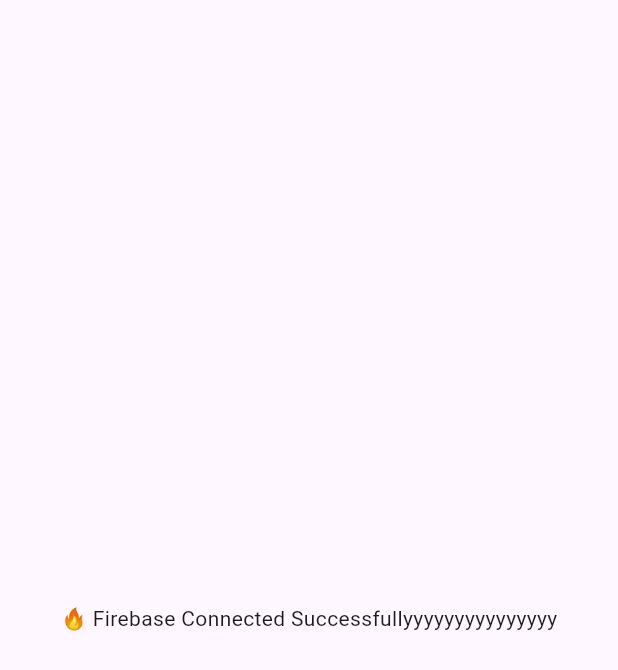
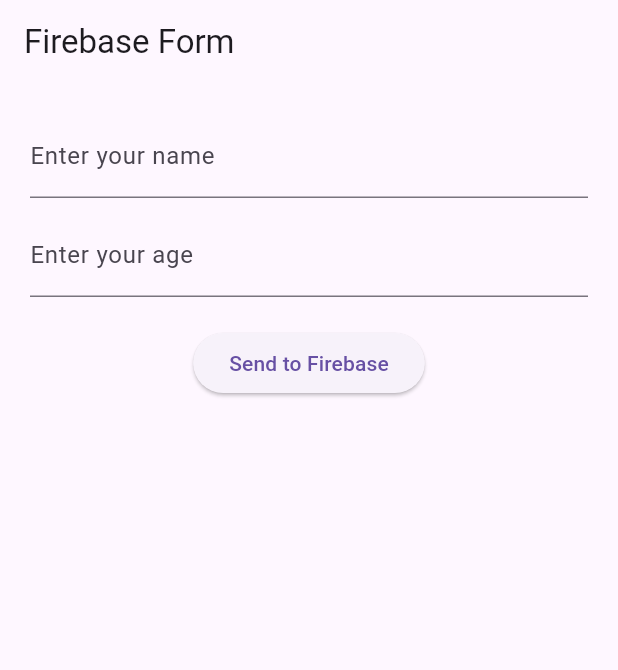
Before and after one commit to chraakhan/internshipprac, a Flutter app: the screen it shows after launch, on a phone screen of 412 x 824 dp. Shown: the top 670 px of the screen. Run offline on Flutter 3.47's test engine with Material 3 defaults, Android fonts, the phone set to English and light mode, and no system bars; our stand-ins replace cloud_firestore, firebase_core; accounts and stored records are empty.

```diff
--- a/lib/main.dart
+++ b/lib/main.dart
@@ -1,11 +1,14 @@
 import 'package:flutter/material.dart';
 import 'package:firebase_core/firebase_core.dart';
+import 'package:cloud_firestore/cloud_firestore.dart';
 import 'firebase_options.dart';
 
 void main() async {
   WidgetsFlutterBinding.ensureInitialized();
 
-  await Firebase.initializeApp(options: DefaultFirebaseOptions.currentPlatform);
+  await Firebase.initializeApp(
+    options: DefaultFirebaseOptions.currentPlatform,
+  );
 
   runApp(const MyApp());
 }
@@ -16,13 +19,68 @@
   @override
   Widget build(BuildContext context) {
     return const MaterialApp(
-      home: Scaffold(
-        body: Center(
-          child: Text("🔥 Firebase Connected Successfullyyyyyyyyyyyyyyy"),
+      debugShowCheckedModeBanner: false,
+      home: HomePage(),
+    );
+  }
+}
+
+class HomePage extends StatefulWidget {
+  const HomePage({super.key});
+
+  @override
+  State<HomePage> createState() => _HomePageState();
+}
+
+class _HomePageState extends State<HomePage> {
+  final nameController = TextEditingController();
+  final ageController = TextEditingController();
+
+  Future<void> sendData() async {
+    await FirebaseFirestore.instance.collection('students').add({
+      'name': nameController.text,
+      'age': ageController.text,
+      'time': DateTime.now().toString(),
+    });
+
+    nameController.clear();
+    ageController.clear();
+
+    ScaffoldMessenger.of(context).showSnackBar(
+      const SnackBar(content: Text("Data sent to Firebase 🔥")),
+    );
+  }
+
+  @override
+  Widget build(BuildContext context) {
+    return Scaffold(
+      appBar: AppBar(title: const Text("Firebase Form")),
+      body: Padding(
+        padding: const EdgeInsets.all(20),
+        child: Column(
+          children: [
+            TextField(
+              controller: nameController,
+              decoration: const InputDecoration(
+                labelText: "Enter your name",
+              ),
+            ),
+            const SizedBox(height: 10),
+            TextField(
+              controller: ageController,
+              keyboardType: TextInputType.number,
+              decoration: const InputDecoration(
+                labelText: "Enter your age",
+              ),
+            ),
+            const SizedBox(height: 20),
+            ElevatedButton(
+              onPressed: sendData,
+              child: const Text("Send to Firebase"),
+            ),
+          ],
         ),
       ),
     );
   }
 }
-
-//helloooooooooo wolrld 22222
--- a/pubspec.yaml
+++ b/pubspec.yaml
@@ -2,7 +2,7 @@
 description: "A new Flutter project."
 # The following line prevents the package from being accidentally published to
 # pub.dev using `flutter pub publish`. This is preferred for private packages.
-publish_to: 'none' # Remove this line if you wish to publish to pub.dev
+publish_to: "none" # Remove this line if you wish to publish to pub.dev
 
 # The following defines the version and build number for your application.
 # A version number is three numbers separated by dots, like 1.2.43
@@ -54,7 +54,6 @@
 
 # The following section is specific to Flutter packages.
 flutter:
-
   # The following line ensures that the Material Icons font is
   # included with your application, so that you can use the icons in
   # the material Icons class.
```
